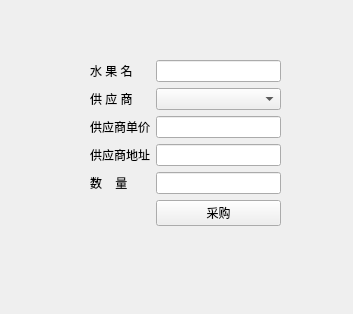
database-class-assistants/c-sFruitManager, file FruitManager/dialogpurchase.ui: the form before one commit.
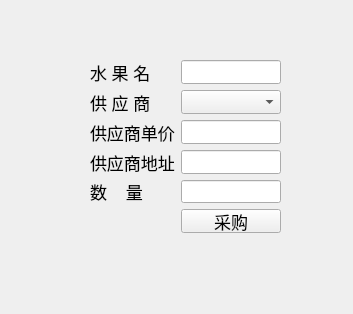
The form after the commit.

```diff
--- a/FruitManager/dialogpurchase.ui
+++ b/FruitManager/dialogpurchase.ui
@@ -25,26 +25,53 @@
    <layout class="QFormLayout" name="formLayout">
     <item row="0" column="0">
      <widget class="QLabel" name="label">
+      <property name="font">
+       <font>
+        <pointsize>13</pointsize>
+       </font>
+      </property>
       <property name="text">
        <string>水 果 名</string>
       </property>
      </widget>
     </item>
     <item row="0" column="1">
-     <widget class="QLineEdit" name="le_fruit_name"/>
+     <widget class="QLineEdit" name="le_fruit_name">
+      <property name="font">
+       <font>
+        <pointsize>13</pointsize>
+       </font>
+      </property>
+     </widget>
     </item>
     <item row="1" column="0">
      <widget class="QLabel" name="label_2">
+      <property name="font">
+       <font>
+        <pointsize>13</pointsize>
+       </font>
+      </property>
       <property name="text">
        <string>供 应 商</string>
       </property>
      </widget>
     </item>
     <item row="1" column="1">
-     <widget class="QComboBox" name="cb_supplier"/>
+     <widget class="QComboBox" name="cb_supplier">
+      <property name="font">
+       <font>
+        <pointsize>13</pointsize>
+       </font>
+      </property>
+     </widget>
     </item>
     <item row="2" column="0">
      <widget class="QLabel" name="label_4">
+      <property name="font">
+       <font>
+        <pointsize>13</pointsize>
+       </font>
+      </property>
       <property name="text">
        <string>供应商单价</string>
       </property>
@@ -55,6 +82,11 @@
       <property name="enabled">
        <bool>true</bool>
       </property>
+      <property name="font">
+       <font>
+        <pointsize>13</pointsize>
+       </font>
+      </property>
       <property name="focusPolicy">
        <enum>Qt::NoFocus</enum>
       </property>
@@ -65,6 +97,11 @@
     </item>
     <item row="3" column="0">
      <widget class="QLabel" name="label_5">
+      <property name="font">
+       <font>
+        <pointsize>13</pointsize>
+       </font>
+      </property>
       <property name="text">
        <string>供应商地址</string>
       </property>
@@ -72,6 +109,11 @@
     </item>
     <item row="3" column="1">
      <widget class="QLineEdit" name="le_address">
+      <property name="font">
+       <font>
+        <pointsize>13</pointsize>
+       </font>
+      </property>
       <property name="focusPolicy">
        <enum>Qt::NoFocus</enum>
       </property>
@@ -79,16 +121,32 @@
     </item>
     <item row="4" column="0">
      <widget class="QLabel" name="label_3">
+      <property name="font">
+       <font>
+        <pointsize>13</pointsize>
+       </font>
+      </property>
       <property name="text">
        <string>数    量</string>
       </property>
      </widget>
     </item>
     <item row="4" column="1">
-     <widget class="QLineEdit" name="le_num"/>
+     <widget class="QLineEdit" name="le_num">
+      <property name="font">
+       <font>
+        <pointsize>13</pointsize>
+       </font>
+      </property>
+     </widget>
     </item>
     <item row="5" column="1">
      <widget class="QPushButton" name="pushButton">
+      <property name="font">
+       <font>
+        <pointsize>13</pointsize>
+       </font>
+      </property>
       <property name="text">
        <string>采购</string>
       </property>
```
